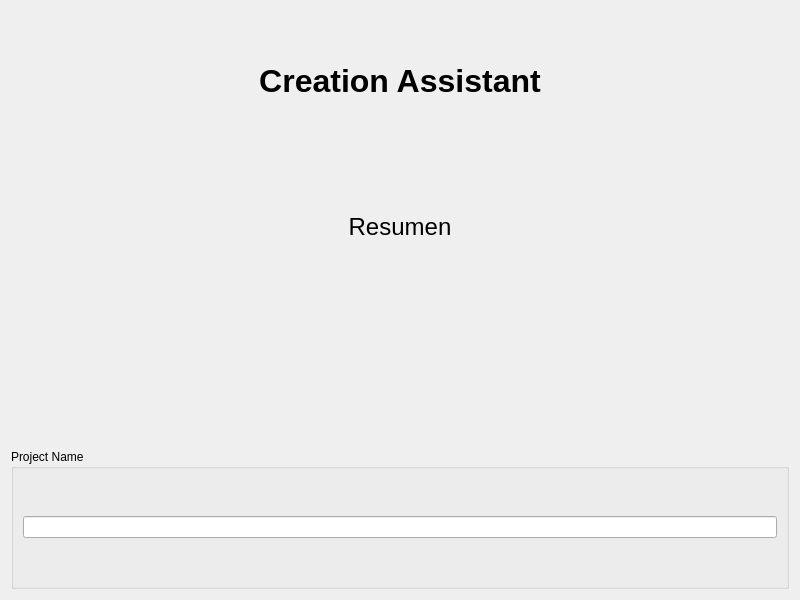
The window that src/components/summary-assistant/summaryassistant.ui (RapidWebForge/RapidWebForgeApp) describes before a commit, drawn with Qt 5.
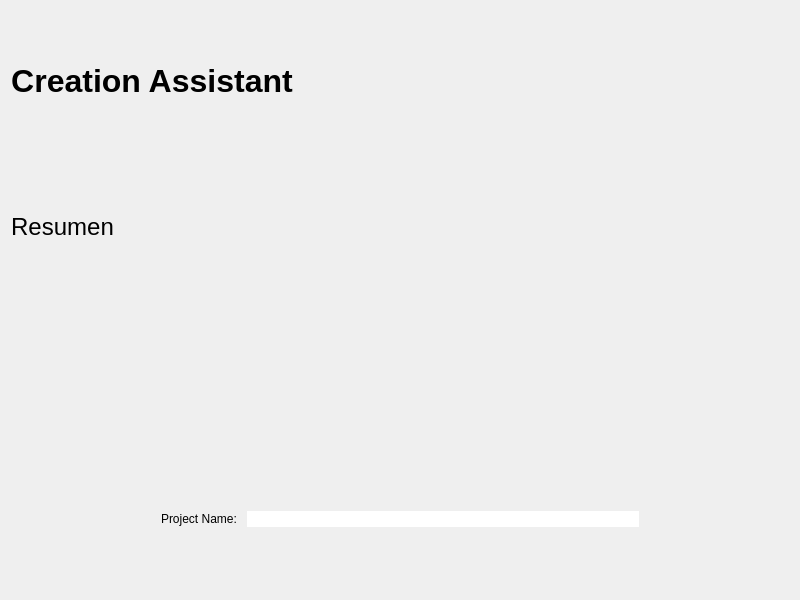
The same window after the commit. Icons and pictures are not drawn.

Commit message: feat(ui): add custom styles and layout adjustments

```diff
--- a/src/components/summary-assistant/summaryassistant.ui
+++ b/src/components/summary-assistant/summaryassistant.ui
@@ -16,6 +16,12 @@
   <layout class="QVBoxLayout" name="verticalLayout">
    <item>
     <widget class="QLabel" name="titleLabel">
+     <property name="sizePolicy">
+      <sizepolicy hsizetype="Fixed" vsizetype="Preferred">
+       <horstretch>0</horstretch>
+       <verstretch>0</verstretch>
+      </sizepolicy>
+     </property>
      <property name="font">
       <font>
        <pointsize>24</pointsize>
@@ -32,6 +38,12 @@
    </item>
    <item>
     <widget class="QLabel" name="subTitleLabel">
+     <property name="sizePolicy">
+      <sizepolicy hsizetype="Fixed" vsizetype="Preferred">
+       <horstretch>0</horstretch>
+       <verstretch>0</verstretch>
+      </sizepolicy>
+     </property>
      <property name="font">
       <font>
        <pointsize>18</pointsize>
@@ -81,10 +93,32 @@
    </item>
    <item>
     <widget class="QGroupBox" name="projectNameGroupBox">
+     <property name="styleSheet">
+      <string notr="true">border: none;</string>
+     </property>
      <property name="title">
-      <string>Project Name</string>
+      <string/>
      </property>
      <layout class="QHBoxLayout" name="horizontalLayout">
+      <property name="leftMargin">
+       <number>150</number>
+      </property>
+      <property name="topMargin">
+       <number>0</number>
+      </property>
+      <property name="rightMargin">
+       <number>150</number>
+      </property>
+      <property name="bottomMargin">
+       <number>0</number>
+      </property>
+      <item>
+       <widget class="QLabel" name="projectLabel">
+        <property name="text">
+         <string>Project Name: </string>
+        </property>
+       </widget>
+      </item>
       <item>
        <widget class="QLineEdit" name="projectNameLineEdit"/>
       </item>
```
Left out of the diff: 16 changed lines with no effect on the pictures. The commit also changes 25 other files.
